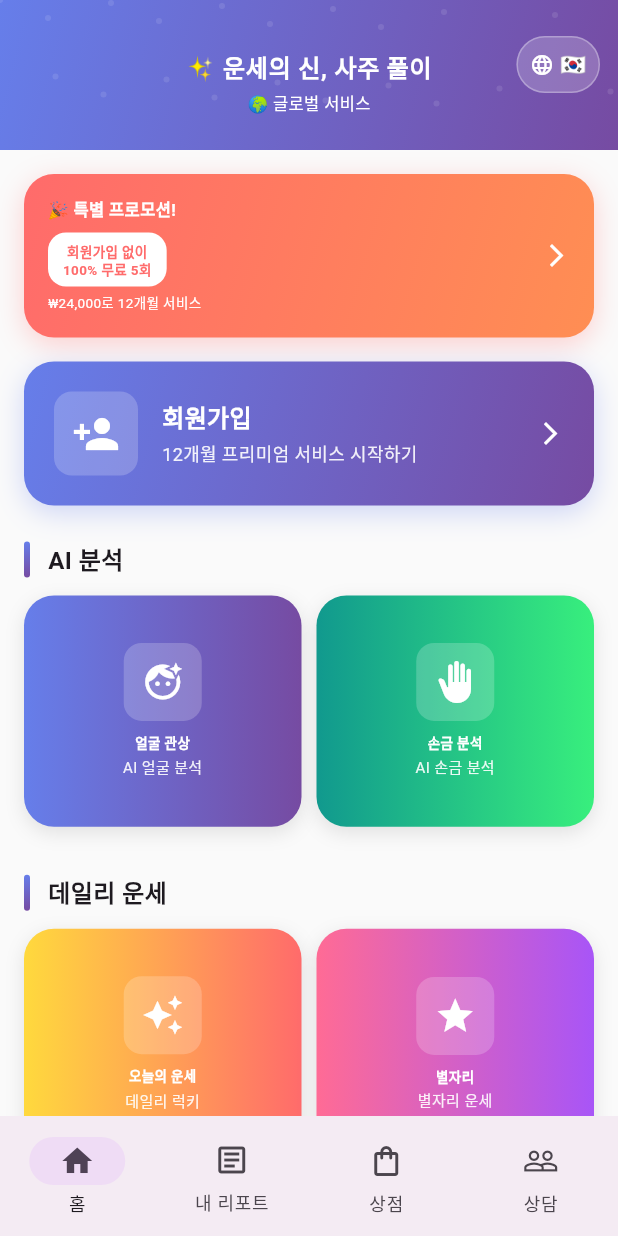
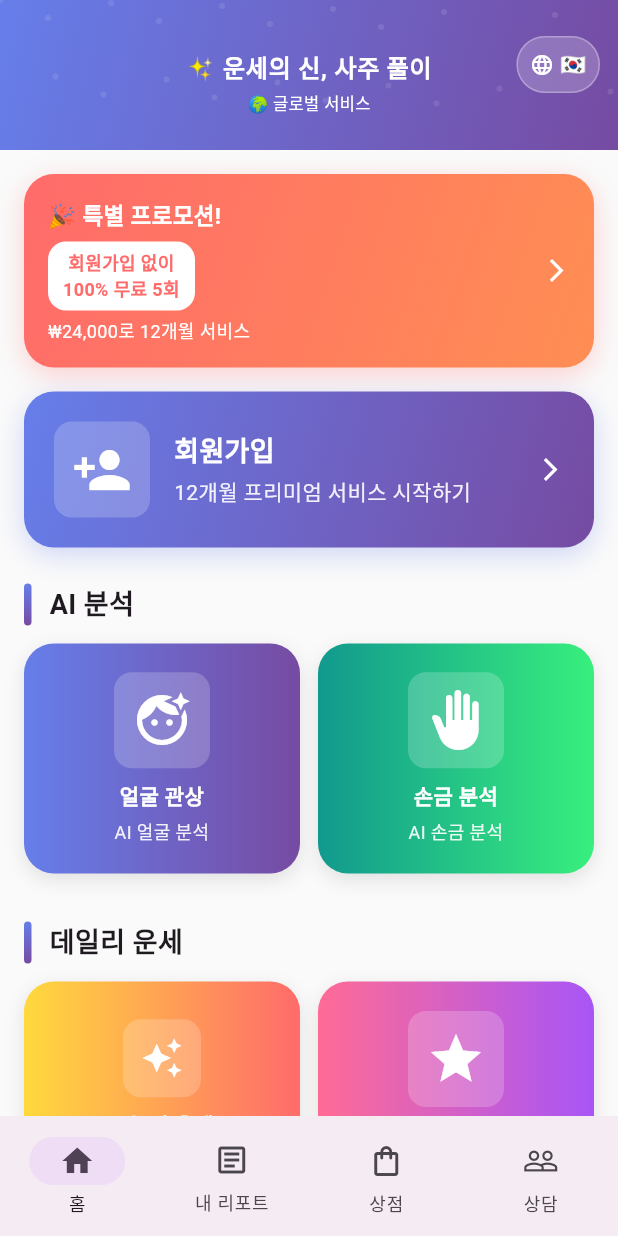
Before and after one commit to langsb16-collab/life82, a Flutter app: the screen it shows after launch, on a phone screen of 412 x 824 dp. Run offline on Flutter 3.47's test engine with Material 3 defaults, Android fonts, the light colour scheme and no system bars; our stand-ins replace hive_flutter, image_picker, shared_preferences; accounts and stored records are empty.

Commit message:
반응형 디자인 구현: PC/태블릿/모바일 최적화, 버튼·텍스트 크기 확대
✅ 개선 사항:
1. LayoutBuilder를 활용한 완전한 반응형 디자인
   - PC (>1200px): 4컬럼 그리드, 80px 패딩
   - 태블릿 (768-1200px): 3컬럼 그리드, 40px 패딩
   - 태블릿 세로 (600-768px): 2컬럼 그리드, 24px 패딩
   - 모바일 (<600px): 2컬럼 그리드, 16px 패딩

2. UI 요소 크기 확대 (사용자 가독성 향상)
   - 기능 타이틀: 9px → 14px
   - 기능 부제: 10px → 12px
   - 아이콘: 28px → 40px
   - 섹션 헤더: 16px → 18-22px (화면 크기별)
   - 프로모션 텍스트: 9px → 12-15px
   - 회원가입 버튼 텍스트: 16px → 18px
   - 회원가입 아이콘: 32px → 40px
   - 안내문구 텍스트: 12px → 14px

3. 반응형 패딩 시스템
   - 모든 주요 섹션에 화면 크기별 동적 패딩 적용
   - PC 환경에서 적절한 여백 확보
   - 모바일에서 최적화된 공간 활용

4. 그리드 레이아웃 개선
   - PC: 4컬럼으로 더 많은 콘텐츠 표시
   - 태블릿: 3컬럼으로 균형잡힌 레이아웃
   - 모바일: 2컬럼 유지로 최적 가독성

```diff
--- a/lib/screens/home_screen.dart
+++ b/lib/screens/home_screen.dart
@@ -193,13 +193,28 @@ class HomePage extends StatelessWidget {
             ),
 
             SliverToBoxAdapter(
-              child: Column(
+              child: LayoutBuilder(
+                builder: (context, constraints) {
+                  // 반응형 패딩
+                  double horizontalPadding;
+
+                  if (constraints.maxWidth > 1200) {
+                    horizontalPadding = 80;
+                  } else if (constraints.maxWidth > 768) {
+                    horizontalPadding = 40;
+                  } else if (constraints.maxWidth > 600) {
+                    horizontalPadding = 24;
+                  } else {
+                    horizontalPadding = 16;
+                  }
+
+                  return Column(
                     children: [
                       const SizedBox(height: 16),
 
                       // 프로모션 배너
                       Padding(
-                    padding: const EdgeInsets.symmetric(horizontal: 16),
+                        padding: EdgeInsets.symmetric(horizontal: horizontalPadding),
                         child: _PromotionBanner(),
                       ),
 
@@ -207,7 +222,7 @@ class HomePage extends StatelessWidget {
 
                       // 회원가입 버튼
                       Padding(
-                    padding: const EdgeInsets.symmetric(horizontal: 16),
+                        padding: EdgeInsets.symmetric(horizontal: horizontalPadding),
                         child: _SignupButton(),
                       ),
 
@@ -336,9 +351,9 @@ class HomePage extends StatelessWidget {
 
                       // 안내 문구
                       Padding(
-                    padding: const EdgeInsets.symmetric(horizontal: 16),
+                        padding: EdgeInsets.symmetric(horizontal: horizontalPadding),
                         child: Container(
-                      padding: const EdgeInsets.all(16),
+                          padding: const EdgeInsets.all(20),
                           decoration: BoxDecoration(
                             color: Colors.blue.shade50,
                             borderRadius: BorderRadius.circular(16),
@@ -346,13 +361,13 @@ class HomePage extends StatelessWidget {
                           ),
                           child: Row(
                             children: [
-                          Icon(Icons.info_outline, color: Colors.blue.shade700, size: 20),
+                              Icon(Icons.info_outline, color: Colors.blue.shade700, size: 24),
                               const SizedBox(width: 12),
                               Expanded(
                                 child: Text(
                                   localization.translate('disclaimer'),
                                   style: TextStyle(
-                                fontSize: 12,
+                                    fontSize: 14,
                                     color: Colors.blue.shade900,
                                     height: 1.4,
                                   ),
@@ -365,6 +380,8 @@ class HomePage extends StatelessWidget {
 
                       const SizedBox(height: 32),
                     ],
+                  );
+                },
               ),
             ),
           ],
@@ -442,33 +459,55 @@ class _SectionHeader extends StatelessWidget {
 
   @override
   Widget build(BuildContext context) {
+    return LayoutBuilder(
+      builder: (context, constraints) {
+        // 반응형 패딩 및 폰트 크기
+        double horizontalPadding;
+        double fontSize;
+
+        if (constraints.maxWidth > 1200) {
+          horizontalPadding = 80;
+          fontSize = 22;
+        } else if (constraints.maxWidth > 768) {
+          horizontalPadding = 40;
+          fontSize = 20;
+        } else if (constraints.maxWidth > 600) {
+          horizontalPadding = 24;
+          fontSize = 18;
+        } else {
+          horizontalPadding = 16;
+          fontSize = 18;
+        }
+
         return Padding(
-      padding: const EdgeInsets.symmetric(horizontal: 16),
+          padding: EdgeInsets.symmetric(horizontal: horizontalPadding),
           child: Row(
             children: [
               Container(
-            width: 4,
-            height: 24,
+                width: 5,
+                height: 28,
                 decoration: BoxDecoration(
                   gradient: const LinearGradient(
                     begin: Alignment.topCenter,
                     end: Alignment.bottomCenter,
                     colors: [Color(0xFF667EEA), Color(0xFF764BA2)],
                   ),
-              borderRadius: BorderRadius.circular(2),
+                  borderRadius: BorderRadius.circular(2.5),
                 ),
               ),
               const SizedBox(width: 12),
               Text(
                 title,
-            style: const TextStyle(
-              fontSize: 16,
+                style: TextStyle(
+                  fontSize: fontSize,
                   fontWeight: FontWeight.bold,
                   letterSpacing: 0.3,
                 ),
               ),
             ],
           ),
+        );
+      },
     );
   }
 }
@@ -480,20 +519,51 @@ class _FeatureGrid extends StatelessWidget {
 
   @override
   Widget build(BuildContext context) {
+    return LayoutBuilder(
+      builder: (context, constraints) {
+        // 반응형 디자인: 화면 크기에 따라 그리드 컬럼 수 조정
+        int crossAxisCount;
+        double childAspectRatio;
+        double horizontalPadding;
+
+        if (constraints.maxWidth > 1200) {
+          // PC 환경 (대형 화면)
+          crossAxisCount = 4;
+          childAspectRatio = 1.1;
+          horizontalPadding = 80;
+        } else if (constraints.maxWidth > 768) {
+          // 태블릿 환경
+          crossAxisCount = 3;
+          childAspectRatio = 1.15;
+          horizontalPadding = 40;
+        } else if (constraints.maxWidth > 600) {
+          // 태블릿 세로 모드
+          crossAxisCount = 2;
+          childAspectRatio = 1.2;
+          horizontalPadding = 24;
+        } else {
+          // 모바일 환경
+          crossAxisCount = 2;
+          childAspectRatio = 1.2;
+          horizontalPadding = 16;
+        }
+
         return Padding(
-      padding: const EdgeInsets.symmetric(horizontal: 16),
+          padding: EdgeInsets.symmetric(horizontal: horizontalPadding),
           child: GridView.builder(
             shrinkWrap: true,
             physics: const NeverScrollableScrollPhysics(),
-        gridDelegate: const SliverGridDelegateWithFixedCrossAxisCount(
-          crossAxisCount: 2,
-          childAspectRatio: 1.2,
-          crossAxisSpacing: 10,
-          mainAxisSpacing: 10,
+            gridDelegate: SliverGridDelegateWithFixedCrossAxisCount(
+              crossAxisCount: crossAxisCount,
+              childAspectRatio: childAspectRatio,
+              crossAxisSpacing: 12,
+              mainAxisSpacing: 12,
             ),
             itemCount: items.length,
             itemBuilder: (context, index) => items[index],
           ),
+        );
+      },
     );
   }
 }
@@ -545,26 +615,26 @@ class _FeatureItem extends StatelessWidget {
                     color: Colors.white.withValues(alpha: 0.2),
                     borderRadius: BorderRadius.circular(12),
                   ),
-                  child: Icon(icon, color: Colors.white, size: iconSize ?? 28),
+                  child: Icon(icon, color: Colors.white, size: iconSize ?? 40),
                 ),
                 const SizedBox(height: 8),
                 Text(
                   title,
                   style: const TextStyle(
                     color: Colors.white,
-                    fontSize: 9,
+                    fontSize: 14,
                     fontWeight: FontWeight.bold,
                   ),
                   textAlign: TextAlign.center,
                   maxLines: 1,
                   overflow: TextOverflow.ellipsis,
                 ),
-                const SizedBox(height: 2),
+                const SizedBox(height: 4),
                 Text(
                   subtitle,
                   style: TextStyle(
                     color: Colors.white.withValues(alpha: 0.9),
-                    fontSize: 10,
+                    fontSize: 12,
                   ),
                   textAlign: TextAlign.center,
                   maxLines: 1,
@@ -620,7 +690,7 @@ class _PromotionBanner extends StatelessWidget {
                         textAlign: TextAlign.center,
                         style: const TextStyle(
                           color: Colors.white,
-                          fontSize: 11,
+                          fontSize: 15,
                           fontWeight: FontWeight.bold,
                         ),
                       ),
@@ -640,7 +710,7 @@ class _PromotionBanner extends StatelessWidget {
                               textAlign: TextAlign.center,
                               style: const TextStyle(
                                 color: Color(0xFFFF6B6B),
-                                fontSize: 9,
+                                fontSize: 12,
                                 fontWeight: FontWeight.bold,
                                 height: 1.3,
                               ),
@@ -652,7 +722,7 @@ class _PromotionBanner extends StatelessWidget {
                               textAlign: TextAlign.center,
                               style: const TextStyle(
                                 color: Color(0xFFFF6B6B),
-                                fontSize: 9,
+                                fontSize: 12,
                                 fontWeight: FontWeight.bold,
                                 height: 1.3,
                               ),
@@ -667,7 +737,7 @@ class _PromotionBanner extends StatelessWidget {
                         overflow: TextOverflow.ellipsis,
                         style: const TextStyle(
                           color: Colors.white,
-                          fontSize: 9,
+                          fontSize: 12,
                         ),
                       ),
                     ],
@@ -799,7 +869,7 @@ class _SignupButton extends StatelessWidget {
                   child: const Icon(
                     Icons.person_add,
                     color: Colors.white,
-                    size: 32,
+                    size: 40,
                   ),
                 ),
                 const SizedBox(width: 16),
@@ -811,7 +881,7 @@ class _SignupButton extends StatelessWidget {
                         localization.translate('signup_cta_title'),
                         style: const TextStyle(
                           color: Colors.white,
-                          fontSize: 16,
+                          fontSize: 18,
                           fontWeight: FontWeight.bold,
                         ),
                       ),
@@ -820,7 +890,7 @@ class _SignupButton extends StatelessWidget {
                         localization.translate('signup_cta_subtitle'),
                         style: TextStyle(
                           color: Colors.white.withValues(alpha: 0.9),
-                          fontSize: 12,
+                          fontSize: 14,
                         ),
                       ),
                     ],
```
Lines whose indentation alone changed are shown as unchanged.
